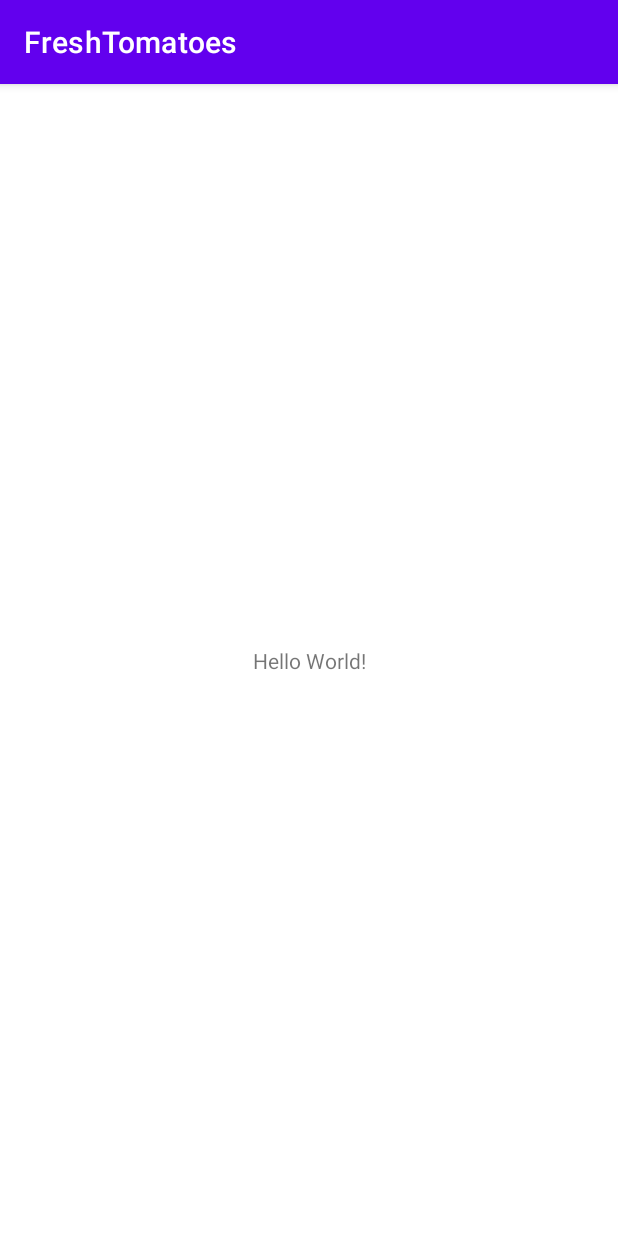
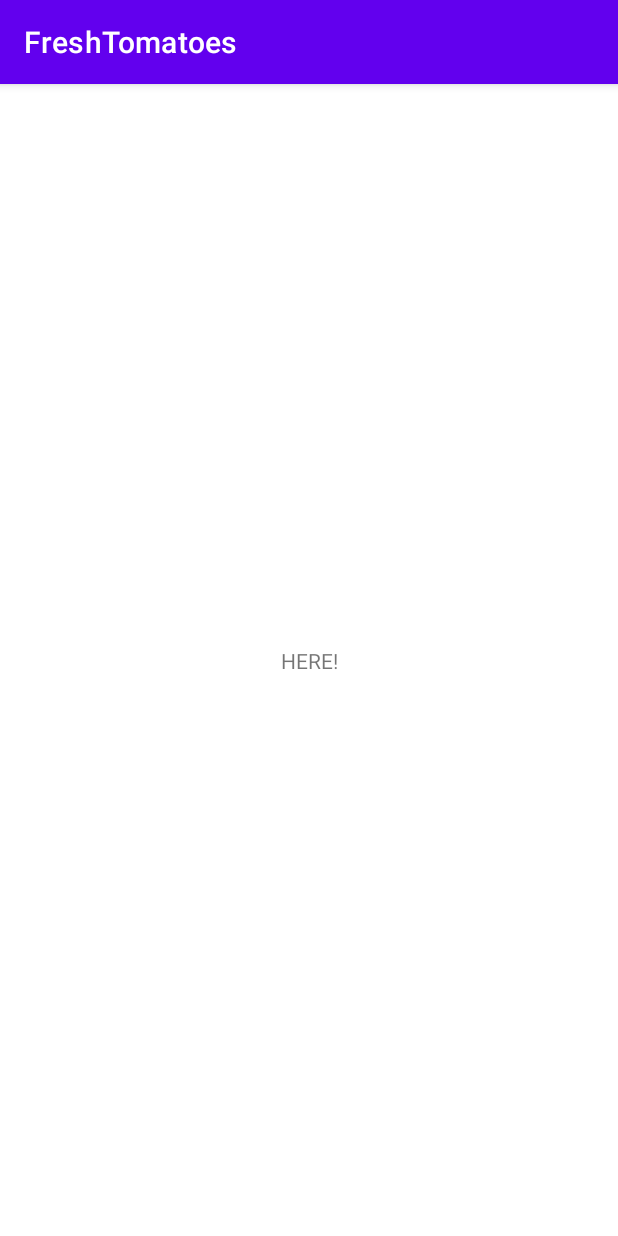
Before and after one commit to fatihokut/FreshTomatoes, an Android app: the screen it shows after launch (MainActivity), on a phone screen of 412 x 824 dp. Run offline under Robolectric (Android 15) with nearby library versions, the phone set to English and light mode, and no system bars; our stand-ins replace Dagger/Hilt's generated code; 1 statement that could not run was skipped.

```diff
--- a/app/src/main/AndroidManifest.xml
+++ b/app/src/main/AndroidManifest.xml
@@ -2,7 +2,10 @@
 <manifest xmlns:android="http://schemas.android.com/apk/res/android"
     package="com.example.freshtomatoes">
 
+    <uses-permission android:name="android.permission.INTERNET" />
+
     <application
+        android:name=".MainApplication"
         android:allowBackup="true"
         android:icon="@mipmap/ic_launcher"
         android:label="@string/app_name"
--- a/app/src/main/java/com/example/freshtomatoes/MainActivity.kt
+++ b/app/src/main/java/com/example/freshtomatoes/MainActivity.kt
@@ -2,7 +2,9 @@ package com.example.freshtomatoes
 
 import androidx.appcompat.app.AppCompatActivity
 import android.os.Bundle
+import dagger.hilt.android.AndroidEntryPoint
 
+@AndroidEntryPoint
 class MainActivity : AppCompatActivity() {
     override fun onCreate(savedInstanceState: Bundle?) {
         super.onCreate(savedInstanceState)
--- /dev/null
+++ b/app/src/main/java/com/example/freshtomatoes/MainApplication.kt
@@ -0,0 +1,8 @@
+package com.example.freshtomatoes
+
+import android.app.Application
+import dagger.hilt.android.HiltAndroidApp
+
+@HiltAndroidApp
+class MainApplication : Application(){
+}
--- /dev/null
+++ b/app/src/main/java/com/example/freshtomatoes/api/MoviesService.kt
@@ -0,0 +1,26 @@
+package com.example.freshtomatoes.api
+
+import com.example.freshtomatoes.BuildConfig
+import com.example.freshtomatoes.api.model.ResponseWrapper
+import retrofit2.Call
+import retrofit2.Retrofit
+import retrofit2.converter.moshi.MoshiConverterFactory
+import retrofit2.http.GET
+
+
+interface MoviesService {
+
+    @GET("movie/upcoming?api_key=${BuildConfig.API_KEY}")
+    fun getUpcomingMovies(): Call<ResponseWrapper>
+
+    companion object {
+        private val retrofit by lazy {
+            Retrofit.Builder()
+                .baseUrl(BuildConfig.TMDB_BASE_URL)
+                .addConverterFactory(MoshiConverterFactory.create())
+                .build()
+        }
+
+        val instance: MoviesService by lazy { retrofit.create(MoviesService::class.java) }
+    }
+}
--- /dev/null
+++ b/app/src/main/java/com/example/freshtomatoes/ui/fragment/MoviesFragment.kt
@@ -0,0 +1,34 @@
+package com.example.freshtomatoes.ui.fragment
+
+import android.os.Bundle
+import android.view.LayoutInflater
+import android.view.View
+import android.view.ViewGroup
+import androidx.fragment.app.Fragment
+import androidx.lifecycle.ViewModelProvider
+import com.example.freshtomatoes.R
+import com.example.freshtomatoes.ui.viewmodel.MoviesViewModel
+import dagger.hilt.android.AndroidEntryPoint
+
+@AndroidEntryPoint
+class MoviesFragment : Fragment() {
+    companion object {
+        private const val TAG = "MoviesFragment"
+    }
+
+    private val model: MoviesViewModel by lazy { ViewModelProvider(this)[MoviesViewModel::class.java] }
+
+    override fun onCreateView(
+        inflater: LayoutInflater, container: ViewGroup?,
+        savedInstanceState: Bundle?
+    ): View? {
+
+        model.getMovies()
+        model.movies.observe(viewLifecycleOwner) {
+            // Todo
+        }
+
+        return inflater.inflate(R.layout.fragment_movies, container, false)
+    }
+
+}
--- /dev/null
+++ b/app/src/main/java/com/example/freshtomatoes/ui/model/Movie.kt
@@ -0,0 +1,5 @@
+package com.example.freshtomatoes.ui.model
+
+data class Movie(
+    val title: String
+)
--- /dev/null
+++ b/app/src/main/java/com/example/freshtomatoes/ui/viewmodel/MoviesViewModel.kt
@@ -0,0 +1,27 @@
+package com.example.freshtomatoes.ui.viewmodel
+
+import androidx.lifecycle.LiveData
+import androidx.lifecycle.MutableLiveData
+import androidx.lifecycle.ViewModel
+import androidx.lifecycle.viewModelScope
+import com.example.freshtomatoes.ui.model.Movie
+import com.example.freshtomatoes.ui.repository.MoviesRepository
+import dagger.hilt.android.lifecycle.HiltViewModel
+import kotlinx.coroutines.launch
+import javax.inject.Inject
+
+@HiltViewModel
+class MoviesViewModel @Inject internal constructor(
+    private val repository: MoviesRepository
+) : ViewModel() {
+
+    private val _movies: MutableLiveData<ArrayList<Movie>> = repository.movies
+    var movies: LiveData<ArrayList<Movie>> = _movies
+
+    fun getMovies() {
+        viewModelScope.launch {
+            repository.getUpcomingMovies()
+        }
+    }
+
+}
--- a/app/src/main/res/layout/activity_main.xml
+++ b/app/src/main/res/layout/activity_main.xml
@@ -6,13 +6,10 @@
     android:layout_height="match_parent"
     tools:context=".MainActivity">
 
-    <TextView
-        android:layout_width="wrap_content"
-        android:layout_height="wrap_content"
-        android:text="Hello World!"
-        app:layout_constraintBottom_toBottomOf="parent"
-        app:layout_constraintLeft_toLeftOf="parent"
-        app:layout_constraintRight_toRightOf="parent"
-        app:layout_constraintTop_toTopOf="parent" />
+    <androidx.fragment.app.FragmentContainerView
+        android:id="@+id/fragment_container_view"
+        android:name="com.example.freshtomatoes.ui.fragment.MoviesFragment"
+        android:layout_width="match_parent"
+        android:layout_height="match_parent" />
 
 </androidx.constraintlayout.widget.ConstraintLayout>
--- /dev/null
+++ b/app/src/main/res/layout/fragment_movies.xml
@@ -0,0 +1,18 @@
+<?xml version="1.0" encoding="utf-8"?>
+<androidx.constraintlayout.widget.ConstraintLayout xmlns:android="http://schemas.android.com/apk/res/android"
+    xmlns:app="http://schemas.android.com/apk/res-auto"
+    xmlns:tools="http://schemas.android.com/tools"
+    android:layout_width="match_parent"
+    android:layout_height="match_parent"
+    tools:context=".ui.fragment.MoviesFragment">
+
+    <TextView
+        android:layout_width="wrap_content"
+        android:layout_height="wrap_content"
+        android:text="HERE!"
+        app:layout_constraintBottom_toBottomOf="parent"
+        app:layout_constraintLeft_toLeftOf="parent"
+        app:layout_constraintRight_toRightOf="parent"
+        app:layout_constraintTop_toTopOf="parent" />
+
+</androidx.constraintlayout.widget.ConstraintLayout>
--- a/app/src/main/res/values/strings.xml
+++ b/app/src/main/res/values/strings.xml
@@ -1,3 +1,5 @@
 <resources>
     <string name="app_name">FreshTomatoes</string>
+    <!-- TODO: Remove or change this placeholder text -->
+    <string name="hello_blank_fragment">Hello blank fragment</string>
 </resources>
```
Also changed, not shown: app/build.gradle (+14 -0 lines), app/src/main/java/com/example/freshtomatoes/api/model/ResponseWrapper.kt (added, +8 -0 lines), app/src/main/java/com/example/freshtomatoes/api/model/Result.kt (added, +8 -0 lines), app/src/main/java/com/example/freshtomatoes/ui/repository/MoviesRepository.kt (added, +65 -0 lines), build.gradle (+7 -0 lines), 1 other file.
